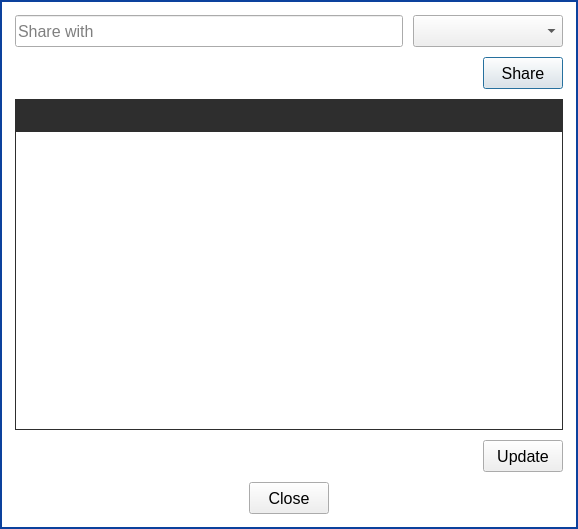
Old version of the form parsec/core/gui/forms/workspace_sharing_dialog.ui in the repository Scille/parsec-cloud.
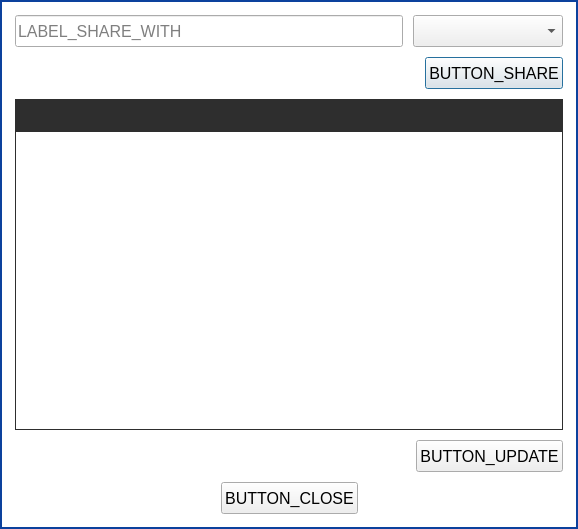
New version of the form. Custom widgets are drawn as their Qt base class.

The edit to the form file:
```diff
--- a/parsec/core/gui/forms/workspace_sharing_dialog.ui
+++ b/parsec/core/gui/forms/workspace_sharing_dialog.ui
@@ -76,7 +76,7 @@
            <string/>
           </property>
           <property name="placeholderText">
-           <string>Share with</string>
+           <string>LABEL_SHARE_WITH</string>
           </property>
          </widget>
         </item>
@@ -146,12 +146,12 @@
            <string notr="true"/>
           </property>
           <property name="text">
-           <string>Share</string>
+           <string>BUTTON_SHARE</string>
           </property>
           <property name="iconSize">
            <size>
-            <width>16</width>
-            <height>16</height>
+            <width>20</width>
+            <height>20</height>
            </size>
           </property>
          </widget>
@@ -320,7 +320,7 @@
            <enum>Qt::LeftToRight</enum>
           </property>
           <property name="text">
-           <string>Update</string>
+           <string>BUTTON_UPDATE</string>
           </property>
           <property name="iconSize">
            <size>
@@ -370,7 +370,7 @@
            <enum>Qt::LeftToRight</enum>
           </property>
           <property name="text">
-           <string>Close</string>
+           <string>BUTTON_CLOSE</string>
           </property>
           <property name="iconSize">
            <size>
```
Left out of the diff: 6 changed lines with no effect on the pictures.
